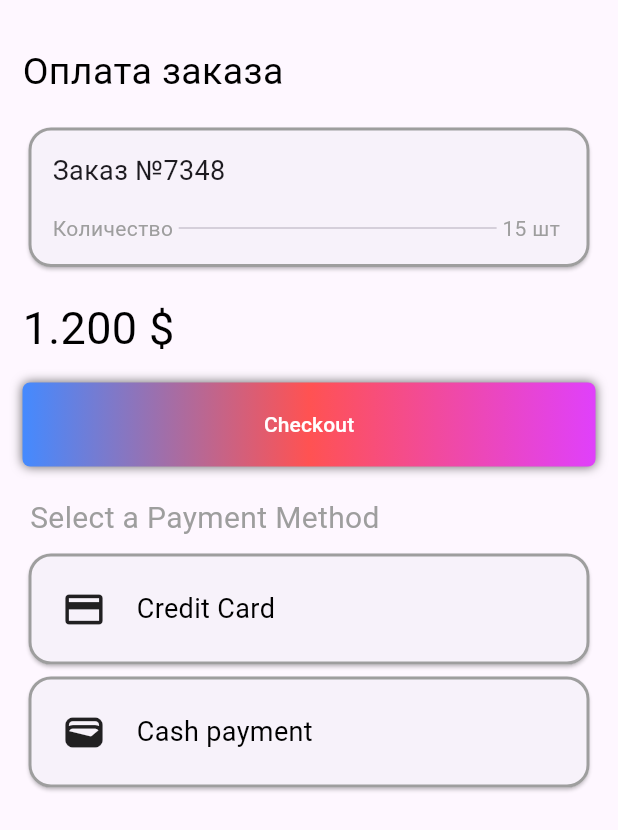
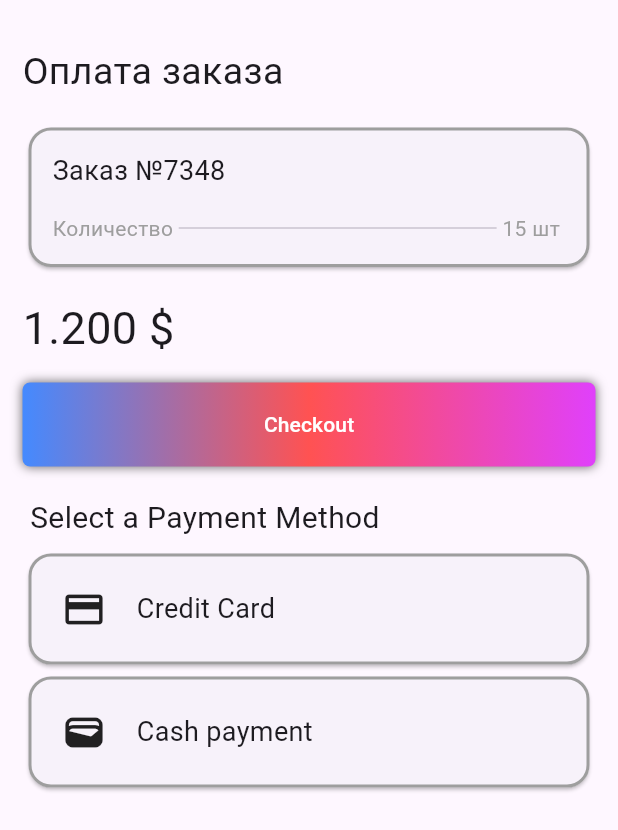
Before and after one commit to Artur1im/online_shop, a Flutter app: the screen it shows after launch, item 2 of the bottom bar chosen, scrolled down 508 dp, after a tap on "Оформить заказ", on a phone screen of 412 x 824 dp. Shown: the top 830 px of the screen. Run offline on Flutter 3.47's test engine with Material 3 defaults, Android fonts, the phone set to English and light mode, and no system bars; our stand-ins replace animated_notch_bottom_bar, bloc, flutter_spinkit, nice_buttons, vibration; network calls fail; Roboto replaces fonts that are missing (Big).

Commit message:
подправил тему

```diff
--- a/lib/page/cart.dart
+++ b/lib/page/cart.dart
@@ -3,7 +3,6 @@ import 'package:online_shop/page/payment.dart';
 import 'package:online_shop/widget/button.dart';
 import 'package:online_shop/widget/card.dart';
 import 'package:online_shop/widget/colors.dart';
-import 'package:online_shop/widget/text.dart';
 
 class Cart extends StatefulWidget {
   const Cart({super.key});
@@ -18,9 +17,9 @@ class _CartState extends State<Cart> {
     return Scaffold(
         appBar: AppBar(
           backgroundColor: AppColors.primaryColor,
-          title: const BigText(
-            title: 'Cart',
-            size: 35,
+          title: const Text(
+            'Cart',
+            style: TextStyle(color: Colors.white, fontSize: 35),
           ),
           actions: [
             Container(
--- a/lib/page/payment.dart
+++ b/lib/page/payment.dart
@@ -24,7 +24,6 @@ class PpaymentState extends State<Payment> {
             child: BigText(
               size: 25,
               title: 'Оплата заказа',
-              color: Colors.black,
             ),
           ),
           UniversalCard(
@@ -60,7 +59,6 @@ class PpaymentState extends State<Payment> {
           const BigText(
             size: 30,
             title: '1.200 \$',
-            color: Colors.black,
           ),
           SizedBox(
               width: double.infinity,
@@ -71,7 +69,6 @@ class PpaymentState extends State<Payment> {
             child: BigText(
               size: 20,
               title: 'Select a Payment Method',
-              color: Colors.grey,
             ),
           ),
           UniversalCard(
@@ -89,7 +86,6 @@ class PpaymentState extends State<Payment> {
                 BigText(
                   title: 'Credit Card',
                   size: 18,
-                  color: Colors.black,
                 )
               ],
             ),
@@ -109,7 +105,6 @@ class PpaymentState extends State<Payment> {
                 BigText(
                   title: 'Сash payment',
                   size: 18,
-                  color: Colors.black,
                 )
               ],
             ),
--- a/lib/widget/card.dart
+++ b/lib/widget/card.dart
@@ -13,15 +13,13 @@ class CastCard extends StatelessWidget {
   @override
   Widget build(BuildContext context) {
     return Card(
-        color: const Color.fromRGBO(235, 235, 235, 1),
+        // color: const Color.fromRGBO(235, 235, 235, 1),
         child: Column(
-          children: [
-            ListTile(
-                title: Text(title),
-                subtitle: Text(subtitle),
-                trailing: trailing),
-          ],
-        ));
+      children: [
+        ListTile(
+            title: Text(title), subtitle: Text(subtitle), trailing: trailing),
+      ],
+    ));
   }
 }
 
@@ -94,7 +92,6 @@ class CardForCart extends StatelessWidget {
                 const BigText(
                   size: 30,
                   title: "120 \$",
-                  color: Colors.black,
                 ),
                 InkWell(
                   child: Container(
@@ -105,11 +102,10 @@ class CardForCart extends StatelessWidget {
                       borderRadius: BorderRadius.circular(5.0),
                     ),
                     child: const Center(
-                      child: BigText(
-                        size: 16,
-                        title: 'buy',
-                      ),
-                    ),
+                        child: Text(
+                      'Buy',
+                      style: TextStyle(color: Colors.white),
+                    )),
                   ),
                 ),
               ],
--- a/lib/widget/text.dart
+++ b/lib/widget/text.dart
@@ -4,15 +4,14 @@ class BigText extends StatelessWidget {
   // ignore: prefer_typing_uninitialized_variables
   final title;
   final double size;
-  final color;
-  const BigText({super.key, this.title, required this.size, this.color});
+
+  const BigText({super.key, this.title, required this.size});
 
   @override
   Widget build(BuildContext context) {
     return Text(
       title,
-      style: TextStyle(
-          color: color ?? Colors.white, fontSize: size, fontFamily: 'Big'),
+      style: TextStyle(fontSize: size, fontFamily: 'Big'),
     );
   }
 }
```
